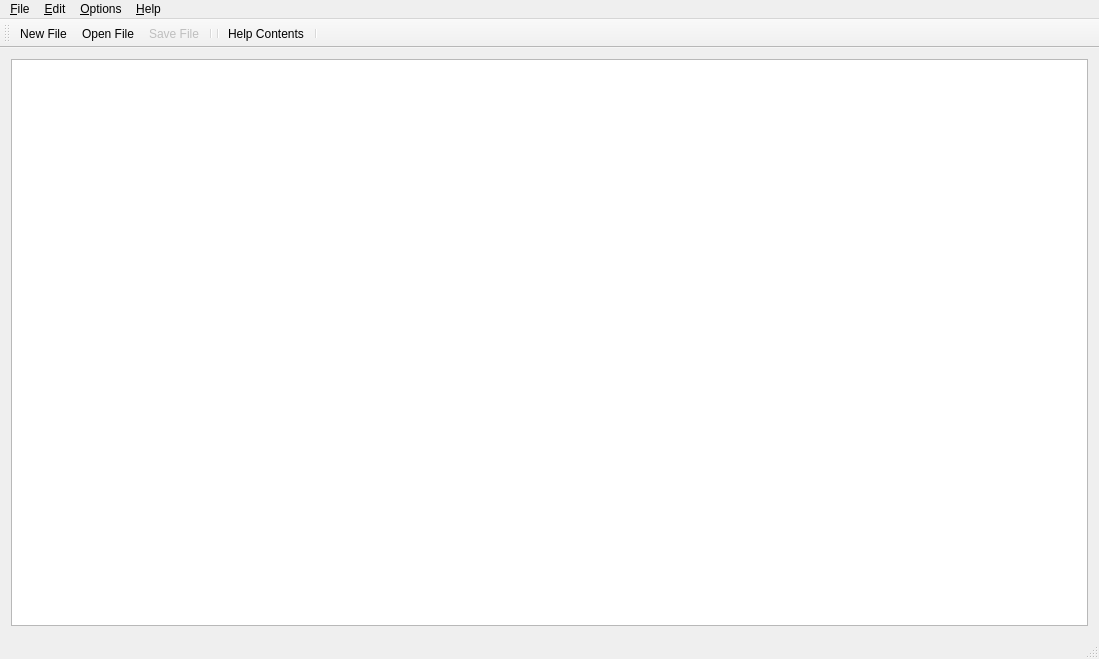
Qt form mainwindow.ui (goblincoding/xmlmill) before a commit.
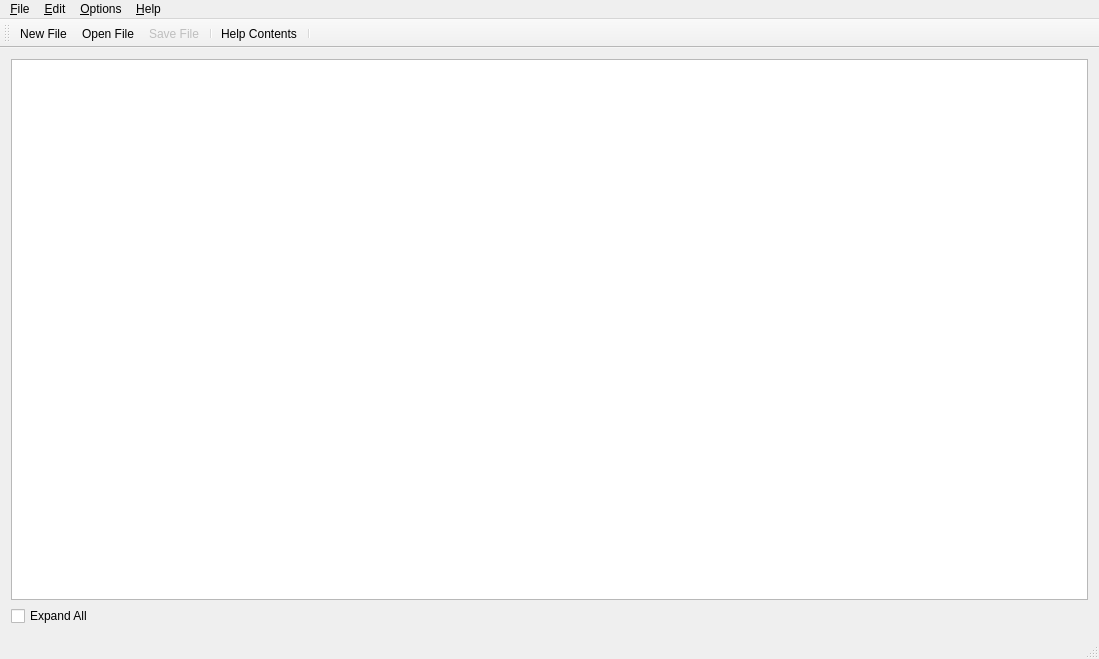
The same form after that commit. Icons and pictures are not drawn. Custom widgets are drawn as their Qt base class.

Commit message: Added expandCollapse checkbox

```diff
--- a/mainwindow.ui
+++ b/mainwindow.ui
@@ -21,10 +21,37 @@
    <string notr="true"/>
   </property>
   <widget class="QWidget" name="centralWidget">
-   <layout class="QHBoxLayout" name="centralLayout">
+   <layout class="QVBoxLayout" name="verticalLayout">
     <item>
      <widget class="DomTreeView" name="treeView"/>
     </item>
+    <item>
+     <layout class="QHBoxLayout" name="horizontalLayout">
+      <item>
+       <widget class="QCheckBox" name="expandAllCheckBox">
+        <property name="text">
+         <string>Expand All</string>
+        </property>
+        <property name="checked">
+         <bool>false</bool>
+        </property>
+       </widget>
+      </item>
+      <item>
+       <spacer name="horizontalSpacer">
+        <property name="orientation">
+         <enum>Qt::Horizontal</enum>
+        </property>
+        <property name="sizeHint" stdset="0">
+         <size>
+          <width>40</width>
+          <height>20</height>
+         </size>
+        </property>
+       </spacer>
+      </item>
+     </layout>
+    </item>
    </layout>
   </widget>
   <widget class="QMenuBar" name="menuBar">
@@ -111,7 +138,6 @@
    <addaction name="actionOpen"/>
    <addaction name="actionSave"/>
    <addaction name="separator"/>
-   <addaction name="separator"/>
    <addaction name="actionHelpContents"/>
    <addaction name="separator"/>
   </widget>
```
Left out of the diff: 2 changed lines with no effect on the pictures. The commit also changes 3 other files.
